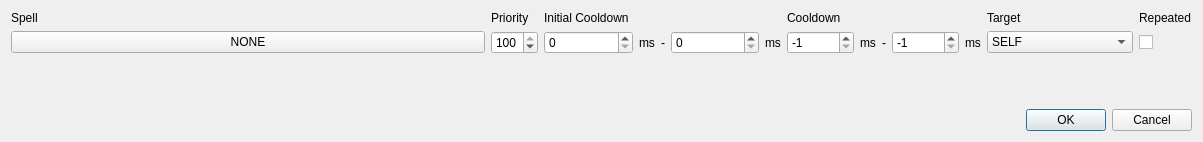
Before: the Qt Designer form editor/ui/creature_spell_dialog.ui in Kyoril/wow-pp, drawn with Qt 5.
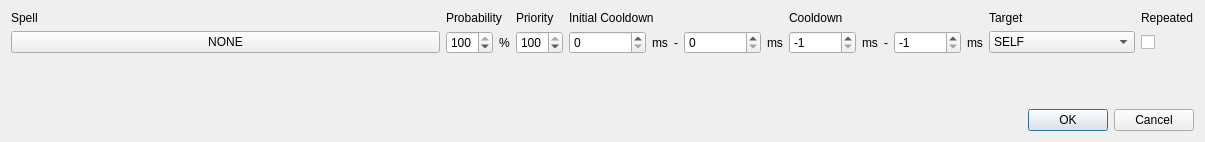
After: the same form once the commit is applied.

Commit message:
Added new probability field for unit spells
Not yet handled by the server

The edit to the form file:
```diff
--- a/editor/ui/creature_spell_dialog.ui
+++ b/editor/ui/creature_spell_dialog.ui
@@ -6,7 +6,7 @@
    <rect>
     <x>0</x>
     <y>0</y>
-    <width>1203</width>
+    <width>1205</width>
     <height>142</height>
    </rect>
   </property>
@@ -234,6 +234,37 @@
        </item>
       </layout>
      </item>
+     <item row="0" column="1">
+      <widget class="QLabel" name="label_13">
+       <property name="text">
+        <string>Probability</string>
+       </property>
+      </widget>
+     </item>
+     <item row="1" column="1">
+      <layout class="QHBoxLayout" name="horizontalLayout_3">
+       <item>
+        <widget class="QSpinBox" name="spinBox_3">
+         <property name="minimum">
+          <number>1</number>
+         </property>
+         <property name="maximum">
+          <number>100</number>
+         </property>
+         <property name="value">
+          <number>100</number>
+         </property>
+        </widget>
+       </item>
+       <item>
+        <widget class="QLabel" name="label_14">
+         <property name="text">
+          <string>%</string>
+         </property>
+        </widget>
+       </item>
+      </layout>
+     </item>
     </layout>
    </item>
    <item>
```
The commit also changes 5 other files.
